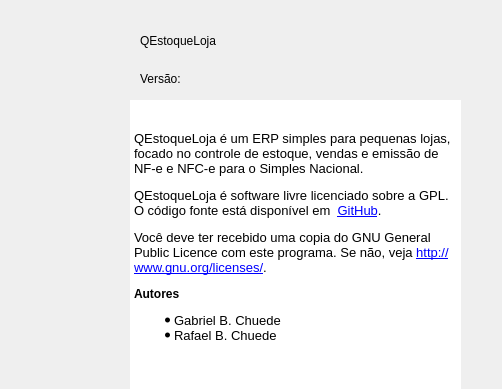
The window that src/sobre.ui (GabR36/QEstoqueLoja) describes before a commit, drawn with Qt 5.
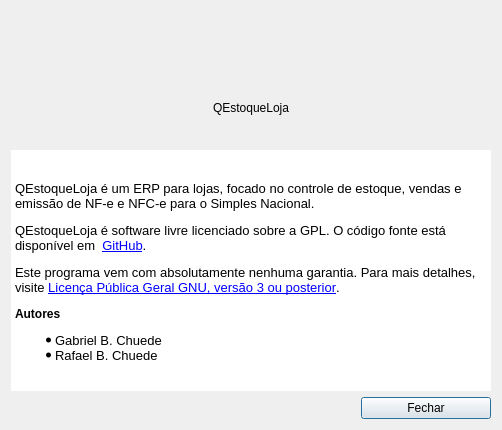
The same window after the commit. Icons and pictures are not drawn.

Commit message: Versão 2 da pagina sobre

Patch:
```diff
--- a/src/sobre.ui
+++ b/src/sobre.ui
@@ -7,7 +7,7 @@
     <x>0</x>
     <y>0</y>
     <width>502</width>
-    <height>389</height>
+    <height>430</height>
    </rect>
   </property>
   <property name="sizePolicy">
@@ -19,40 +19,150 @@
   <property name="minimumSize">
    <size>
     <width>502</width>
-    <height>389</height>
+    <height>430</height>
    </size>
   </property>
   <property name="maximumSize">
    <size>
     <width>502</width>
-    <height>389</height>
+    <height>430</height>
    </size>
   </property>
   <property name="windowTitle">
    <string>Sobre</string>
   </property>
+  <layout class="QGridLayout" name="gridLayout">
+   <item row="0" column="0">
+    <layout class="QHBoxLayout" name="horizontalLayout">
+     <item>
+      <spacer name="horizontalSpacer">
+       <property name="orientation">
+        <enum>Qt::Orientation::Horizontal</enum>
+       </property>
+       <property name="sizeHint" stdset="0">
+        <size>
+         <width>40</width>
+         <height>20</height>
+        </size>
+       </property>
+      </spacer>
+     </item>
+     <item>
+      <widget class="QLabel" name="label">
+       <property name="minimumSize">
+        <size>
+         <width>111</width>
+         <height>81</height>
+        </size>
+       </property>
+       <property name="maximumSize">
+        <size>
+         <width>111</width>
+         <height>81</height>
+        </size>
+       </property>
+       <property name="text">
+        <string/>
+       </property>
+       <property name="pixmap">
+        <pixmap resource="../Imagens/recursosImg.qrc">:/QEstoqueLOja/QeLogo.png</pixmap>
+       </property>
+       <property name="scaledContents">
+        <bool>true</bool>
+       </property>
+      </widget>
+     </item>
+     <item>
+      <spacer name="horizontalSpacer_2">
+       <property name="orientation">
+        <enum>Qt::Orientation::Horizontal</enum>
+       </property>
+       <property name="sizeHint" stdset="0">
+        <size>
+         <width>40</width>
+         <height>20</height>
+        </size>
+       </property>
+      </spacer>
+     </item>
+    </layout>
+   </item>
+   <item row="1" column="0">
+    <layout class="QHBoxLayout" name="horizontalLayout_3">
+     <item>
+      <spacer name="horizontalSpacer_3">
+       <property name="orientation">
+        <enum>Qt::Orientation::Horizontal</enum>
+       </property>
+       <property name="sizeHint" stdset="0">
+        <size>
+         <width>40</width>
+         <height>20</height>
+        </size>
+       </property>
+      </spacer>
+     </item>
+     <item>
   <widget class="QLabel" name="Lbl_titulo">
-   <property name="geometry">
-    <rect>
-     <x>140</x>
-     <y>30</y>
-     <width>201</width>
-     <height>21</height>
-    </rect>
-   </property>
    <property name="text">
     <string>QEstoqueLoja</string>
    </property>
   </widget>
+     </item>
+     <item>
+      <spacer name="horizontalSpacer_4">
+       <property name="orientation">
+        <enum>Qt::Orientation::Horizontal</enum>
+       </property>
+       <property name="sizeHint" stdset="0">
+        <size>
+         <width>40</width>
+         <height>20</height>
+        </size>
+       </property>
+      </spacer>
+     </item>
+    </layout>
+   </item>
+   <item row="2" column="0">
+    <layout class="QHBoxLayout" name="horizontalLayout_2">
+     <item>
+      <spacer name="horizontalSpacer_5">
+       <property name="orientation">
+        <enum>Qt::Orientation::Horizontal</enum>
+       </property>
+       <property name="sizeHint" stdset="0">
+        <size>
+         <width>40</width>
+         <height>20</height>
+        </size>
+       </property>
+      </spacer>
+     </item>
+     <item>
+      <widget class="QLabel" name="Lbl_version">
+       <property name="text">
+        <string/>
+       </property>
+      </widget>
+     </item>
+     <item>
+      <spacer name="horizontalSpacer_6">
+       <property name="orientation">
+        <enum>Qt::Orientation::Horizontal</enum>
+       </property>
+       <property name="sizeHint" stdset="0">
+        <size>
+         <width>40</width>
+         <height>20</height>
+        </size>
+       </property>
+      </spacer>
+     </item>
+    </layout>
+   </item>
+   <item row="3" column="0">
   <widget class="QTextEdit" name="TxtEdt_main">
-   <property name="geometry">
-    <rect>
-     <x>130</x>
-     <y>100</y>
-     <width>331</width>
-     <height>311</height>
-    </rect>
-   </property>
    <property name="frameShape">
     <enum>QFrame::Shape::NoFrame</enum>
    </property>
@@ -68,9 +178,9 @@
 li.checked::marker { content: &quot;\2612&quot;; }
 &lt;/style&gt;&lt;/head&gt;&lt;body style=&quot; font-family:'Ubuntu'; font-size:10pt; font-weight:400; font-style:normal;&quot;&gt;
 &lt;p style=&quot;-qt-paragraph-type:empty; margin-top:0px; margin-bottom:0px; margin-left:0px; margin-right:0px; -qt-block-indent:0; text-indent:0px;&quot;&gt;&lt;br /&gt;&lt;/p&gt;
-&lt;p style=&quot; margin-top:12px; margin-bottom:12px; margin-left:0px; margin-right:0px; -qt-block-indent:0; text-indent:0px;&quot;&gt;QEstoqueLoja é um ERP simples para pequenas lojas, focado no controle de estoque, vendas e emissão de NF-e e NFC-e para o Simples Nacional.&lt;/p&gt;
+&lt;p style=&quot; margin-top:12px; margin-bottom:12px; margin-left:0px; margin-right:0px; -qt-block-indent:0; text-indent:0px;&quot;&gt;QEstoqueLoja é um ERP para lojas, focado no controle de estoque, vendas e emissão de NF-e e NFC-e para o Simples Nacional.&lt;/p&gt;
 &lt;p style=&quot; margin-top:12px; margin-bottom:12px; margin-left:0px; margin-right:0px; -qt-block-indent:0; text-indent:0px;&quot;&gt;QEstoqueLoja é software livre licenciado sobre a GPL. O código fonte está disponível em  &lt;a href=&quot;https://github.com/GabR36/QEstoqueLoja&quot;&gt;&lt;span style=&quot; text-decoration: underline; color:#0000ff;&quot;&gt;GitHub&lt;/span&gt;&lt;/a&gt;.&lt;/p&gt;
-&lt;p style=&quot; margin-top:12px; margin-bottom:12px; margin-left:0px; margin-right:0px; -qt-block-indent:0; text-indent:0px;&quot;&gt;Você deve ter recebido uma copia do GNU General Public Licence com este programa. Se não, veja &lt;a href=&quot;http://www.gnu.org/licenses/&quot;&gt;&lt;span style=&quot; text-decoration: underline; color:#0000ff;&quot;&gt;http://www.gnu.org/licenses/&lt;/span&gt;&lt;/a&gt;.&lt;/p&gt;
+&lt;p style=&quot; margin-top:12px; margin-bottom:12px; margin-left:0px; margin-right:0px; -qt-block-indent:0; text-indent:0px;&quot;&gt;Este programa vem com absolutamente nenhuma garantia. Para mais detalhes, visite &lt;a href=&quot;https://www.gnu.org/licenses/gpl-3.0.html&quot;&gt;&lt;span style=&quot; text-decoration: underline; color:#0000ff;&quot;&gt;Licença Pública Geral GNU, versão 3 ou posterior&lt;/span&gt;&lt;/a&gt;.&lt;/p&gt;
 &lt;h4 style=&quot; margin-top:12px; margin-bottom:12px; margin-left:0px; margin-right:0px; -qt-block-indent:0; text-indent:0px;&quot;&gt;&lt;span style=&quot; font-size:medium; font-weight:700;&quot;&gt;Autores&lt;/span&gt;&lt;/h4&gt;
 &lt;ul style=&quot;margin-top: 0px; margin-bottom: 0px; margin-left: 0px; margin-right: 0px; -qt-list-indent: 1;&quot;&gt;
 &lt;li style=&quot; margin-top:12px; margin-bottom:0px; margin-left:0px; margin-right:0px; -qt-block-indent:0; text-indent:0px;&quot;&gt;Gabriel B. Chuede&lt;/li&gt;
@@ -80,51 +190,38 @@
     <set>Qt::TextInteractionFlag::TextBrowserInteraction</set>
    </property>
   </widget>
-  <widget class="QLabel" name="label">
-   <property name="geometry">
-    <rect>
-     <x>30</x>
-     <y>60</y>
-     <width>81</width>
-     <height>61</height>
-    </rect>
-   </property>
-   <property name="text">
-    <string/>
-   </property>
-   <property name="pixmap">
-    <pixmap resource="../Imagens/recursosImg.qrc">:/QEstoqueLOja/QeLogo.png</pixmap>
-   </property>
-   <property name="scaledContents">
-    <bool>true</bool>
-   </property>
-  </widget>
-  <widget class="QWidget" name="">
-   <property name="geometry">
-    <rect>
-     <x>140</x>
-     <y>70</y>
-     <width>109</width>
-     <height>17</height>
-    </rect>
-   </property>
-   <layout class="QHBoxLayout" name="horizontalLayout">
+   </item>
+   <item row="4" column="0">
+    <layout class="QHBoxLayout" name="horizontalLayout_4">
     <item>
-     <widget class="QLabel" name="label_2">
-      <property name="text">
-       <string>Versão:</string>
-      </property>
-     </widget>
+      <spacer name="horizontalSpacer_7">
+       <property name="orientation">
+        <enum>Qt::Orientation::Horizontal</enum>
+       </property>
+       <property name="sizeHint" stdset="0">
+        <size>
+         <width>40</width>
+         <height>20</height>
+        </size>
+       </property>
+      </spacer>
     </item>
     <item>
-     <widget class="QLabel" name="Lbl_version">
+      <widget class="QPushButton" name="pushButton">
+       <property name="minimumSize">
+        <size>
+         <width>130</width>
+         <height>0</height>
+        </size>
+       </property>
       <property name="text">
-       <string/>
+        <string>Fechar</string>
       </property>
      </widget>
     </item>
    </layout>
-  </widget>
+   </item>
+  </layout>
  </widget>
  <resources>
   <include location="../Imagens/recursosImg.qrc"/>
```
Lines whose indentation alone changed are shown as unchanged. The commit also changes 2 other files.
